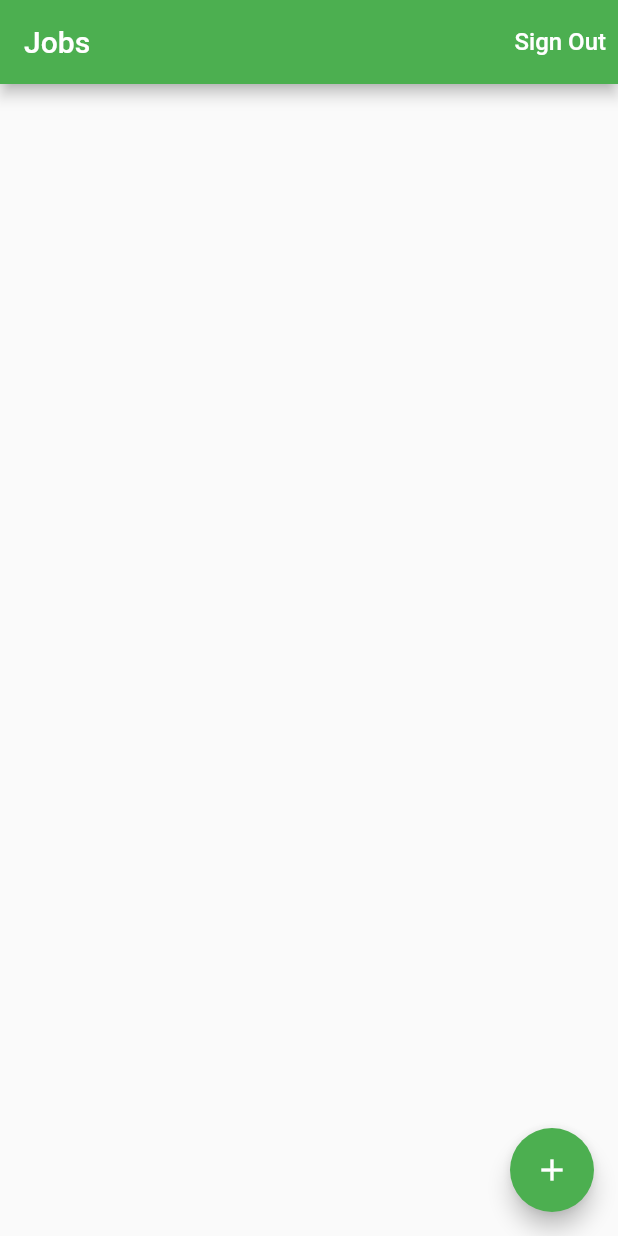
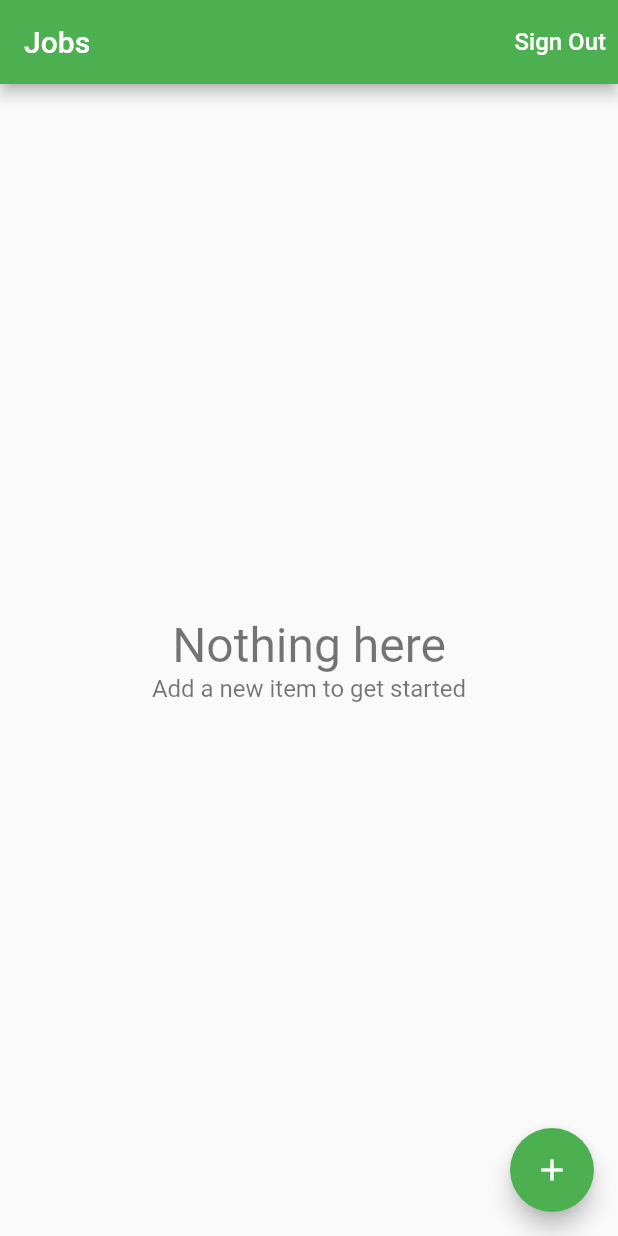
Before and after one commit to rohanjsh/time-tracker, a Flutter app: the screen it shows once a user with an empty profile is signed in, on a phone screen of 412 x 824 dp. Run offline on Flutter 3.47's test engine with Material 2 defaults, Android fonts, the phone set to English and light mode, and no system bars; our stand-ins replace cloud_firestore, firebase_auth, firebase_core, google_sign_in; missing offline and left inert: flutter_login_facebook; accounts and stored records are empty.

Commit message:
Working with ListViews and multiple UI states

```diff
--- /dev/null
+++ b/lib/app/home/jobs/empty_content.dart
@@ -0,0 +1,31 @@
+import 'package:flutter/material.dart';
+
+class EmptyContent extends StatelessWidget {
+  const EmptyContent(
+      {Key key,
+      this.title = 'Nothing here',
+      this.message = 'Add a new item to get started'})
+      : super(key: key);
+
+  final String title;
+  final String message;
+
+  @override
+  Widget build(BuildContext context) {
+    return Center(
+      child: Column(
+        mainAxisAlignment: MainAxisAlignment.center,
+        children: [
+          Text(
+            title,
+            style: TextStyle(fontSize: 32.0, color: Colors.black54),
+          ),
+          Text(
+            message,
+            style: TextStyle(fontSize: 16.0, color: Colors.black54),
+          ),
+        ],
+      ),
+    );
+  }
+}
--- a/lib/app/home/jobs/jobs_page.dart
+++ b/lib/app/home/jobs/jobs_page.dart
@@ -1,7 +1,10 @@
+import 'package:cloud_firestore/cloud_firestore.dart';
 import 'package:flutter/material.dart';
 import 'package:provider/provider.dart';
 import 'package:time_tracker_flutter_course/app/home/jobs/edit_job_page.dart';
+import 'package:time_tracker_flutter_course/app/home/jobs/empty_content.dart';
 import 'package:time_tracker_flutter_course/app/home/jobs/job_list_tile.dart';
+import 'package:time_tracker_flutter_course/app/home/jobs/list_items_builder.dart';
 import 'package:time_tracker_flutter_course/app/home/models/job.dart';
 import 'package:time_tracker_flutter_course/common_widgets/show_alert_dialog.dart';
 import 'package:time_tracker_flutter_course/common_widgets/show_exception_alert_dialog.dart';
@@ -28,6 +31,19 @@ class JobsPage extends StatelessWidget {
     );
     if (didRequestSignOut == true) {
       _signOut(context);
+    }
+  }
+
+  Future<void> _delete(BuildContext context, Job job) async {
+    try {
+      final database = Provider.of<Database>(context, listen: false);
+      await database.deleteJob(job);
+    } on FirebaseException catch (e) {
+      showExceptionAlertDialog(
+        context,
+        title: 'Operation Failed',
+        exception: e,
+      );
     }
   }
 
@@ -60,25 +76,21 @@ class JobsPage extends StatelessWidget {
     return StreamBuilder<List<Job>>(
       stream: database.jobsStream(),
       builder: (context, snapshot) {
-        if (snapshot.hasData) {
-          final jobs = snapshot.data;
-          final children = jobs
-              .map((e) => JobListTile(
-                    job: e,
-                    onTap: () => EditJobPage.show(context, job: e),
-                  ))
-              .toList();
-          return ListView(
-            children: children,
-          );
-        }
-        if (snapshot.hasError) {
-          return Center(
-            child: Text('Some Error Occurred'),
-          ); // always user to diagnose errors
-        }
-        return Center(
-          child: CircularProgressIndicator(),
+        return ListItemBuilder<Job>(
+          //simplified UI code by builder (reusable by builder style)
+          snapshot: snapshot,
+          itemBuilder: (context, job) => Dismissible(
+            key: Key('job-${job.id}'), //no need in most cases , useful in forms
+            background: Container(
+              color: Colors.red,
+            ),
+            direction: DismissDirection.endToStart,
+            onDismissed: (direction) => _delete(context, job),
+            child: JobListTile(
+              job: job,
+              onTap: () => EditJobPage.show(context, job: job),
+            ),
+          ),
         );
       },
     );
--- /dev/null
+++ b/lib/app/home/jobs/list_items_builder.dart
@@ -0,0 +1,50 @@
+import 'package:flutter/material.dart';
+import 'package:time_tracker_flutter_course/app/home/jobs/empty_content.dart';
+
+//type definition
+typedef ItemWidgetBuilder<T> = Widget Function(BuildContext context, T item);
+
+class ListItemBuilder<T> extends StatelessWidget {
+  const ListItemBuilder(
+      {Key key, @required this.snapshot, @required this.itemBuilder})
+      : super(key: key);
+  final AsyncSnapshot<List<T>> snapshot;
+  final ItemWidgetBuilder<T> itemBuilder;
+
+  @override
+  Widget build(BuildContext context) {
+    if (snapshot.hasData) {
+      final List<T> items = snapshot.data;
+
+      if (items.isNotEmpty) {
+        return _buildList(items);
+      }
+    } else if (snapshot.hasError) {
+      return EmptyContent(
+        title: 'Something went wrong',
+        message: "Can't load items right now",
+      );
+    } else {
+      return CircularProgressIndicator();
+    }
+    return Center(
+      child: EmptyContent(),
+    );
+  }
+
+  Widget _buildList(List<T> items) {
+    return ListView.separated(
+        //for large number of items
+        separatorBuilder: (context, index) => Divider(
+              height: 0.5,
+            ),
+        itemCount: items.length + 2,
+        itemBuilder: (context, index) {
+          //TRICK TO HAVE DIVIDER
+          if (index == 0 || index == items.length + 1) {
+            return Container();
+          }
+          return itemBuilder(context, items[index - 1]);
+        });
+  }
+}
```
Also changed, not shown: lib/services/database.dart (+7 -0 lines), lib/services/firestore_service.dart (+10 -1 lines).
